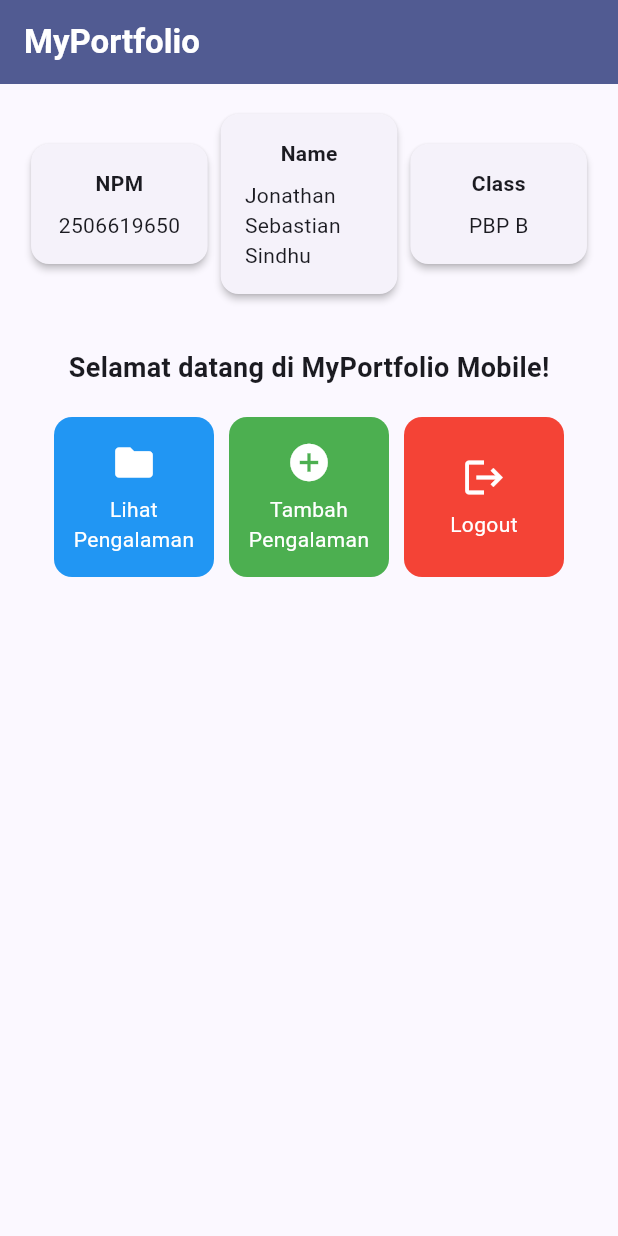
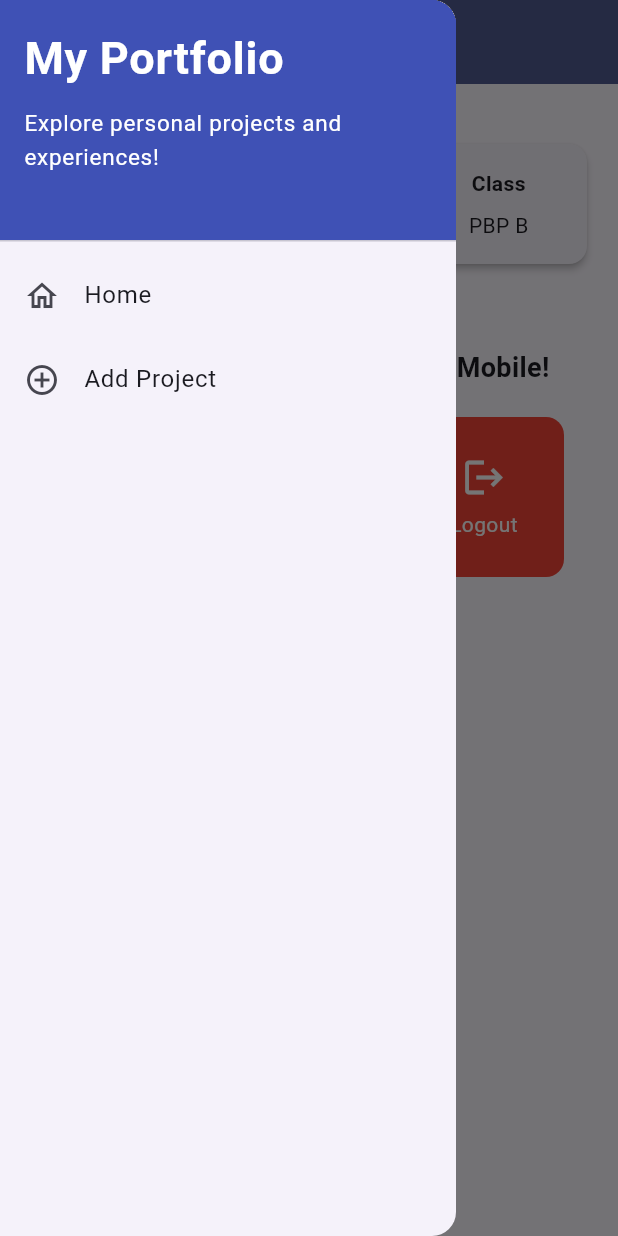
Before and after one commit to Kobaneru/myportofolio_mobile, a Flutter app: the screen it shows after launch, with the side drawer open (before the commit the screen has no drawer), on a phone screen of 412 x 824 dp. Run offline on Flutter 3.47's test engine with Material 3 defaults, Android fonts, the phone set to English and light mode, and no system bars; our stand-ins replace material_ui.

Commit message:
Tutorial 09: Flutter Navigation, Layouts, Forms, and Input Elements

```diff
--- a/lib/main.dart
+++ b/lib/main.dart
@@ -1,5 +1,5 @@
-import 'package:flutter/material.dart';
-import 'package:myportofolio_mobile/menu.dart';
+import 'package:material_ui/material_ui.dart';
+import 'package:myportofolio_mobile/screens/menu.dart';
 
 void main() {
   runApp(const MyApp());
--- a/lib/menu.dart
+++ b/lib/screens/menu.dart
@@ -1,4 +1,6 @@
-import 'package:flutter/material.dart';
+import 'package:material_ui/material_ui.dart';
+import 'package:myportofolio_mobile/widgets/left_drawer.dart';
+import 'package:myportofolio_mobile/widgets/project_card.dart';
 
 class MyHomePage extends StatelessWidget {
   MyHomePage({super.key});
@@ -27,7 +29,9 @@ class MyHomePage extends StatelessWidget {
           ),
         ),
         backgroundColor: Theme.of(context).colorScheme.primary,
+        iconTheme: const IconThemeData(color: Colors.white)
       ),
+      drawer: const LeftDrawer(),
       // Body halaman utama dengan padding di sekelilingnya.
       body: Padding(
         padding: const EdgeInsets.all(16.0),
@@ -123,50 +127,3 @@ class ItemHomepage {
 
   ItemHomepage(this.name, this.icon, this.color);
 }
-
-class ItemCard extends StatelessWidget {
-  final ItemHomepage item;
-
-  const ItemCard(this.item, {super.key});
-
-  @override
-  Widget build(BuildContext context) {
-    return Material(
-      // Menggunakan warna sekunder dari skema tema aplikasi.
-      color: item.color,
-      borderRadius: BorderRadius.circular(12),
-      child: InkWell(
-        // Aksi ketika kartu ditekan oleh pengguna.
-        onTap: () {
-          // Menampilkan SnackBar dengan pesan interaktif.
-          ScaffoldMessenger.of(context)
-            ..hideCurrentSnackBar()
-            ..showSnackBar(
-              SnackBar(content: Text("Kamu telah menekan tombol ${item.name}!"))
-            );
-        },
-        child: Container(
-          padding: const EdgeInsets.all(8),
-          child: Center(
-            child: Column(
-              mainAxisAlignment: MainAxisAlignment.center,
-              children: [
-                Icon(
-                  item.icon,
-                  color: Colors.white,
-                  size: 30.0,
-                ),
-                const Padding(padding: EdgeInsets.all(3)),
-                Text(
-                  item.name,
-                  textAlign: TextAlign.center,
-                  style: const TextStyle(color: Colors.white),
-                ),
-              ],
-            ),
-          ),
-        ),
-      ),
-    );
-  }
-}
--- /dev/null
+++ b/lib/widgets/left_drawer.dart
@@ -0,0 +1,69 @@
+import 'package:material_ui/material_ui.dart';
+import 'package:myportofolio_mobile/screens/menu.dart';
+import 'package:myportofolio_mobile/screens/project_form.dart';
+
+class LeftDrawer extends StatelessWidget {
+  const LeftDrawer({super.key});
+
+  @override
+  Widget build(BuildContext context) {
+    return Drawer(
+      child: ListView(
+        children: [
+          const DrawerHeader(
+            decoration: BoxDecoration(
+              color: Colors.indigo,
+            ),
+            child: Column(
+              crossAxisAlignment: CrossAxisAlignment.start,
+              children: [
+                Text(
+                  'My Portfolio',
+                  style: TextStyle(
+                    fontSize: 30,
+                    fontWeight: FontWeight.bold,
+                    color: Colors.white,
+                  ),
+                ),
+                SizedBox(height: 10),
+                Text(
+                  'Explore personal projects and experiences!',
+                  style: TextStyle(
+                    fontSize: 15,
+                    color: Colors.white,
+                  ),
+                ),
+              ],
+            ),
+          ),
+          ListTile(
+            leading: const Icon(Icons.home_outlined),
+            title: const Text('Home'),
+            // Navigasi ke halaman utama portofolio
+            onTap: () {
+              Navigator.pushReplacement(
+                context,
+                MaterialPageRoute(
+                  builder: (context) => MyHomePage(),
+                ),
+              );
+            },
+          ),
+          ListTile(
+            leading: const Icon(Icons.add_circle_outline),
+            title: const Text('Add Project'),
+            // Navigasi ke halaman tambah proyek
+            onTap: () {
+              Navigator.push(
+                context,
+                MaterialPageRoute(
+                  builder: (context) => ProjectFormPage(),
+                ),
+              );
+            },
+          ),
+        ],
+      ),
+    );
+  }
+}
--- /dev/null
+++ b/lib/widgets/project_card.dart
@@ -0,0 +1,60 @@
+import 'package:material_ui/material_ui.dart';
+import 'package:myportofolio_mobile/screens/project_form.dart';
+import 'package:myportofolio_mobile/screens/menu.dart';
+
+class ItemCard extends StatelessWidget {
+  final ItemHomepage item;
+
+  const ItemCard(this.item, {super.key});
+
+  @override
+  Widget build(BuildContext context) {
+    return Material(
+      // Menggunakan warna sekunder dari skema tema aplikasi.
+      color: item.color,
+      borderRadius: BorderRadius.circular(12),
+      child: InkWell(
+        // Aksi ketika kartu ditekan oleh pengguna.
+        onTap: () {
+          // Menampilkan SnackBar dengan pesan interaktif.
+          ScaffoldMessenger.of(context)
+            ..hideCurrentSnackBar()
+            ..showSnackBar(
+              SnackBar(content: Text("Kamu telah menekan tombol ${item.name}!"))
+            );
+
+          // Navigate ke halaman yang sesuai
+          if (item.name == "Tambah Pengalaman") {
+            Navigator.push(
+                context,
+                MaterialPageRoute(
+                  builder: (context) => ProjectFormPage(),
+                ),
+              );
+          }
+        },
+        child: Container(
+          padding: const EdgeInsets.all(8),
+          child: Center(
+            child: Column(
+              mainAxisAlignment: MainAxisAlignment.center,
+              children: [
+                Icon(
+                  item.icon,
+                  color: Colors.white,
+                  size: 30.0,
+                ),
+                const Padding(padding: EdgeInsets.all(3)),
+                Text(
+                  item.name,
+                  textAlign: TextAlign.center,
+                  style: const TextStyle(color: Colors.white),
+                ),
+              ],
+            ),
+          ),
+        ),
+      ),
+    );
+  }
+}
--- a/pubspec.yaml
+++ b/pubspec.yaml
@@ -34,6 +34,7 @@ dependencies:
   # The following adds the Cupertino Icons font to your application.
   # Use with the CupertinoIcons class for iOS style icons.
   cupertino_icons: ^1.0.8
+  material_ui: ^1.11.1
 
 dev_dependencies:
   flutter_test:
```
Also changed, not shown: lib/screens/project_form.dart (added, +217 -0 lines), pubspec.lock, 1 other file.
